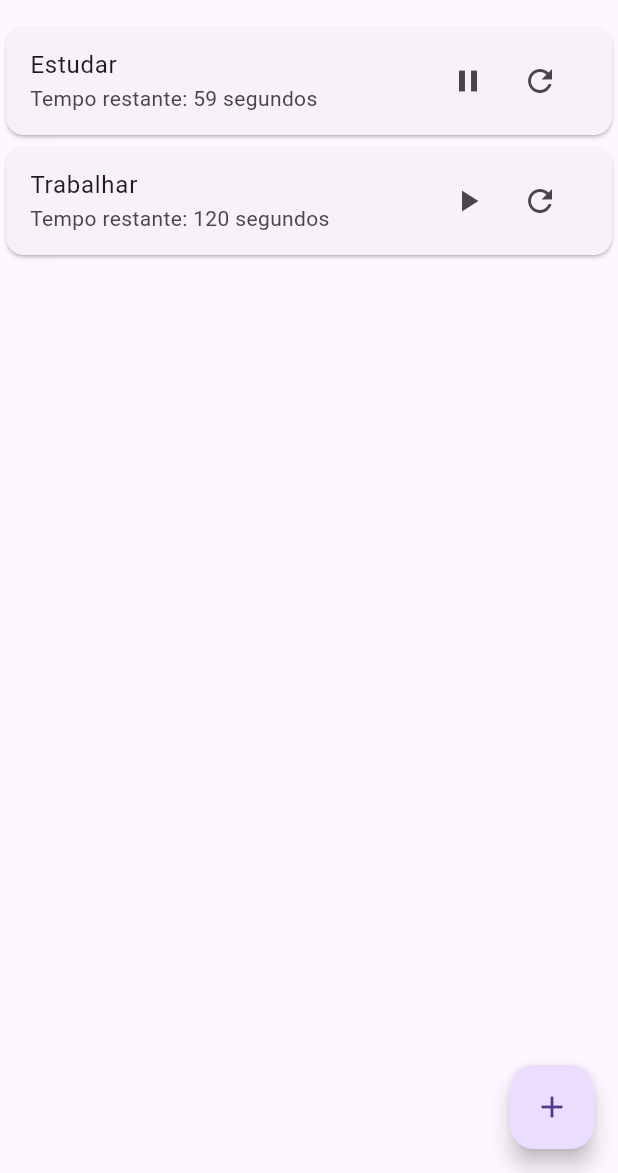
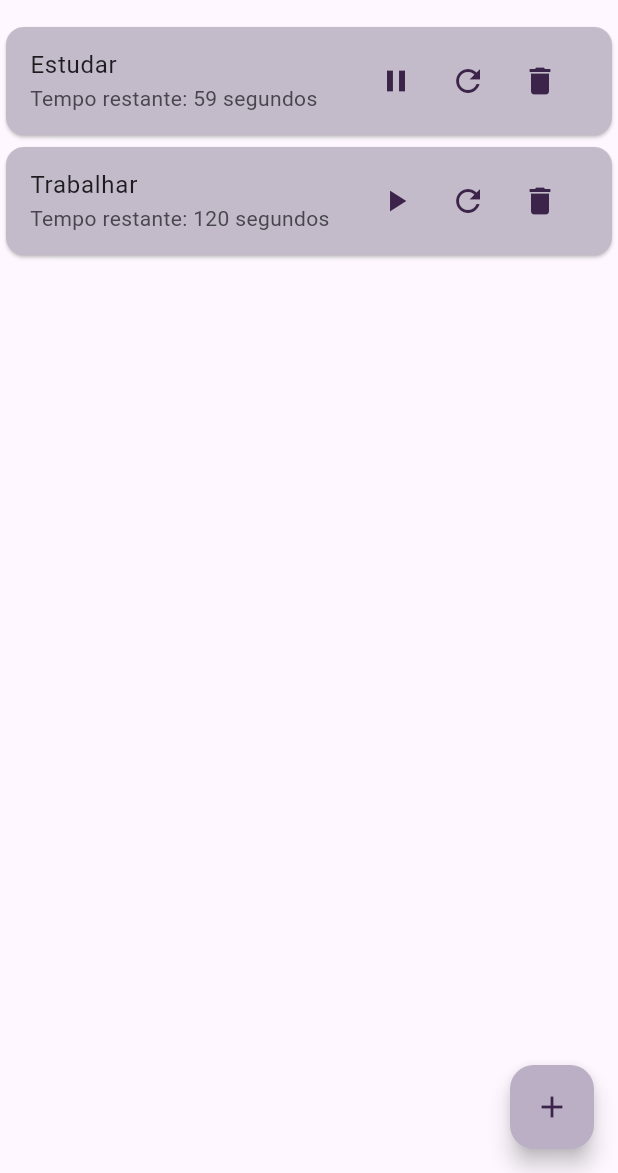
Before and after one commit to deLaraaaa/dev-time-management, a Flutter app: the screen it shows after launch, after a tap on the "play arrow" icon, on a phone screen of 412 x 824 dp, the part 63-1236 px from its top. Run offline on Flutter 3.47's test engine with Material 3 defaults, Android fonts, the phone set to English and light mode, and no system bars; our stand-ins replace flutter_local_notifications.

Commit message:
feat: when adding a task and resetting it, it must return to the time the user entered, not the standard 60 seconds

```diff
--- a/lib/main.dart
+++ b/lib/main.dart
@@ -4,10 +4,12 @@ import 'package:flutter/material.dart';
 import 'package:dev_management_timer/screens/home_screen.dart';
 
 void main() {
-  runApp(MyApp());
+  runApp(const MyApp());
 }
 
 class MyApp extends StatelessWidget {
+  const MyApp({super.key});
+
   @override
   Widget build(BuildContext context) {
     return MaterialApp(
@@ -15,7 +17,7 @@ class MyApp extends StatelessWidget {
       theme: ThemeData(
         primarySwatch: Colors.blue,
       ),
-      home: HomeScreen(),
+      home: const HomeScreen(),
     );
   }
 }
--- a/lib/models/time_block.dart
+++ b/lib/models/time_block.dart
@@ -1,9 +1,12 @@
 // lib/models/time_block.dart
 
 class TimeBlock {
-  final String activityName;
-  int duration; // Duração em minutos
+  String activityName;
+  int duration; // Tempo atual da tarefa
+  final int initialDuration; // Tempo original inserido pelo usuário
   bool isPaused;
 
-  TimeBlock({required this.activityName, required this.duration, this.isPaused = true});
+  TimeBlock({required this.activityName, required this.duration})
+      : initialDuration = duration, // Armazena o tempo inicial inserido pelo usuário
+        isPaused = true;
 }
--- a/lib/screens/home_screen.dart
+++ b/lib/screens/home_screen.dart
@@ -7,11 +7,13 @@ import 'package:dev_management_timer/widgets/time_block_card.dart';
 import 'package:dev_management_timer/widgets/new_activity_dialog.dart';
 
 class HomeScreen extends StatefulWidget {
-  @override
-  _HomeScreenState createState() => _HomeScreenState();
+  const HomeScreen({super.key});
+
+ @override
+  HomeScreenState createState() => HomeScreenState();
 }
 
-class _HomeScreenState extends State<HomeScreen> {
+class HomeScreenState extends State<HomeScreen> {
   List<TimeBlock> timeBlocks = [
     TimeBlock(activityName: 'Estudar', duration: 60),
     TimeBlock(activityName: 'Trabalhar', duration: 120),
@@ -20,6 +22,12 @@ class _HomeScreenState extends State<HomeScreen> {
   void addNewActivity(TimeBlock timeBlock) {
     setState(() {
       timeBlocks.add(timeBlock);
+    });
+  }
+
+  void deleteActivity(int index) {
+    setState(() {
+      timeBlocks.removeAt(index);
     });
   }
 
@@ -33,7 +41,7 @@ class _HomeScreenState extends State<HomeScreen> {
   Widget build(BuildContext context) {
     return Scaffold(
       appBar: AppBar(
-        title: Text('Gestor de Tempo'),
+        title: const Text('Gestor de Tempo'),
       ),
       body: ListView.builder(
         itemCount: timeBlocks.length,
@@ -43,11 +51,14 @@ class _HomeScreenState extends State<HomeScreen> {
             onTimeComplete: () {
               NotificationService.showNotification(timeBlocks[index].activityName);
             },
+            onDelete: () {
+              deleteActivity(index);
+            },
           );
         },
       ),
       floatingActionButton: FloatingActionButton(
-        child: Icon(Icons.add),
+        backgroundColor:const Color(0xFFbaafc4),
         onPressed: () {
           showDialog(
             context: context,
@@ -56,6 +67,7 @@ class _HomeScreenState extends State<HomeScreen> {
             },
           );
         },
+        child: const Icon(Icons.add, color: Color(0xFF3b234a)),
       ),
     );
   }
--- a/lib/screens/time_history_screen.dart
+++ b/lib/screens/time_history_screen.dart
@@ -3,11 +3,13 @@
 import 'package:flutter/material.dart';
 
 class TimeHistoryScreen extends StatelessWidget {
+  const TimeHistoryScreen({super.key});
+
   @override
   Widget build(BuildContext context) {
     return Scaffold(
-      appBar: AppBar(title: Text('Histórico de Tempo')),
-      body: Center(
+      appBar: AppBar(title: const Text('Histórico de Tempo')),
+      body: const Center(
         child: Text('Histórico das atividades finalizadas aparecerá aqui'),
       ),
     );
--- a/lib/widgets/time_block_card.dart
+++ b/lib/widgets/time_block_card.dart
@@ -7,21 +7,27 @@ import 'dart:async';
 class TimeBlockCard extends StatefulWidget {
   final TimeBlock timeBlock;
   final VoidCallback onTimeComplete;
+  final VoidCallback onDelete;
 
-  TimeBlockCard({required this.timeBlock, required this.onTimeComplete});
+  const TimeBlockCard({
+    super.key,
+    required this.timeBlock,
+    required this.onTimeComplete,
+    required this.onDelete,
+  });
 
   @override
-  _TimeBlockCardState createState() => _TimeBlockCardState();
+  TimeBlockCardState createState() => TimeBlockCardState();
 }
 
-class _TimeBlockCardState extends State<TimeBlockCard> {
+class TimeBlockCardState extends State<TimeBlockCard> {
   Timer? timer;
 
   void startTimer() {
     if (timer != null) {
       return;
     }
-    timer = Timer.periodic(Duration(seconds: 1), (timer) {
+    timer = Timer.periodic(const Duration(seconds: 1), (timer) {
       setState(() {
         if (widget.timeBlock.duration > 0) {
           widget.timeBlock.duration--;
@@ -41,6 +47,7 @@ class _TimeBlockCardState extends State<TimeBlockCard> {
   @override
   Widget build(BuildContext context) {
     return Card(
+      color: const Color(0xFFc3bbc9),
       child: ListTile(
         title: Text(widget.timeBlock.activityName),
         subtitle: Text('Tempo restante: ${widget.timeBlock.duration} segundos'),
@@ -48,7 +55,7 @@ class _TimeBlockCardState extends State<TimeBlockCard> {
           mainAxisSize: MainAxisSize.min,
           children: [
             IconButton(
-              icon: Icon(widget.timeBlock.isPaused ? Icons.play_arrow : Icons.pause),
+              icon: Icon(widget.timeBlock.isPaused ? Icons.play_arrow : Icons.pause, color: const Color(0xFF3B234A)),
               onPressed: () {
                 setState(() {
                   widget.timeBlock.isPaused = !widget.timeBlock.isPaused;
@@ -61,11 +68,17 @@ class _TimeBlockCardState extends State<TimeBlockCard> {
               },
             ),
             IconButton(
-              icon: const Icon(Icons.refresh),
+              icon: const Icon(Icons.refresh, color: Color(0xFF3B234A)),
               onPressed: () {
                 setState(() {
-                  widget.timeBlock.duration = widget.timeBlock.duration; // Reseta para o tempo original
+                  widget.timeBlock.duration = widget.timeBlock.initialDuration;
                 });
+              },
+            ),
+            IconButton(
+              icon: const Icon(Icons.delete, color: Color(0xFF3B234A)),
+              onPressed: () {
+                widget.onDelete();
               },
             ),
           ],
```
Also changed, not shown: lib/services/notification_service.dart (+6 -6 lines).
